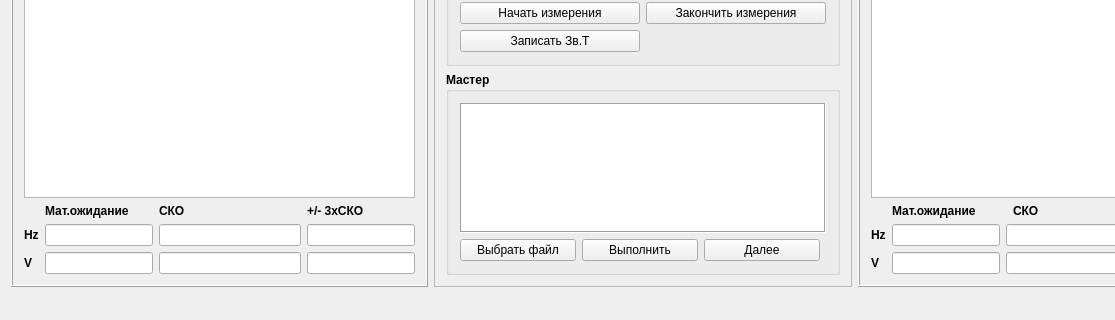
Old version of the form mainwindow.ui in the repository H4KC3R/theodolite; both pictures show x 0 to 1115 and y 526 to 846 of the 1286 by 846 pixel window.
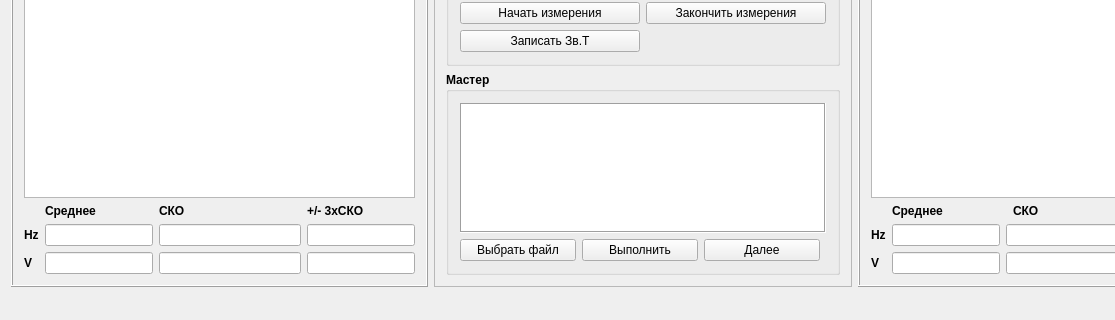
New version of the form. Custom widgets are drawn as their Qt base class.

The edit to the form file:
```diff
--- a/mainwindow.ui
+++ b/mainwindow.ui
@@ -839,7 +839,7 @@
           </font>
          </property>
          <property name="text">
-          <string>Мат.ожидание</string>
+          <string>Среднее</string>
          </property>
         </widget>
        </item>
@@ -1125,7 +1125,7 @@
           </font>
          </property>
          <property name="text">
-          <string>Мат.ожидание</string>
+          <string>Среднее</string>
          </property>
         </widget>
        </item>
```
